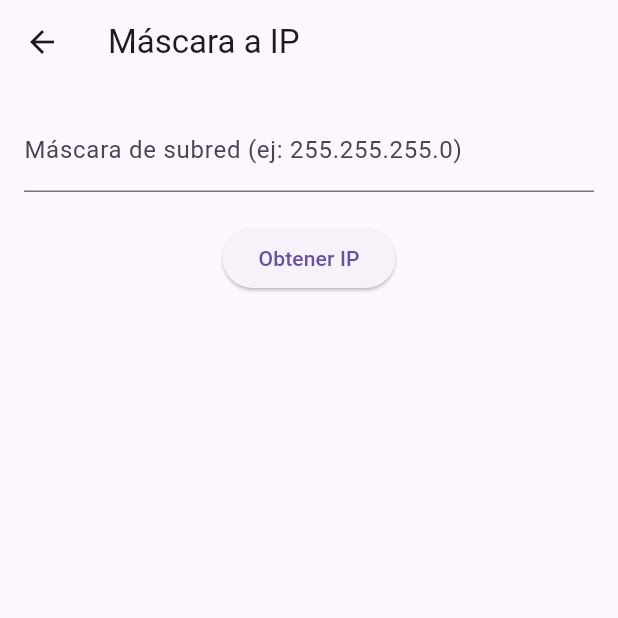
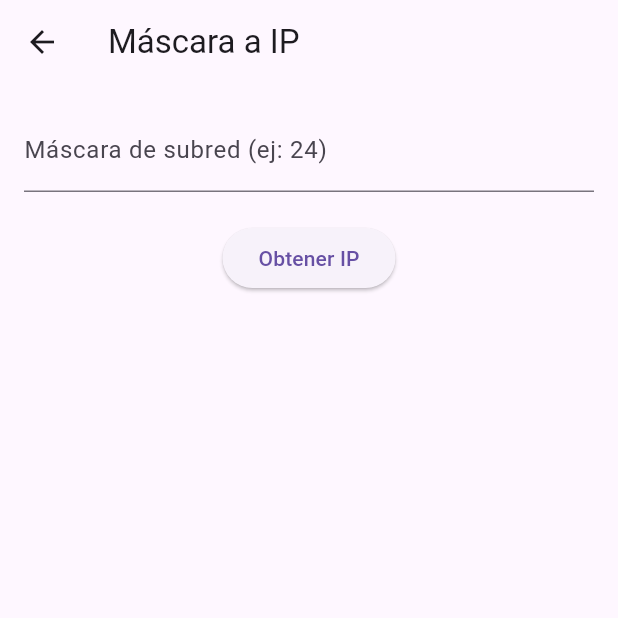
Before and after one commit to jhonierp/app_vlsm_flutter, a Flutter app: the SubnetToIPScreen screen opened directly, on a phone screen of 412 x 824 dp, the top half of it. Run offline on Flutter 3.47's test engine with Material 3 defaults, Android fonts, the phone set to English and light mode, and no system bars; our stand-ins replace pdf, printing.

Commit message:
update icon

```diff
--- a/lib/screens/subnet_to_ip.dart
+++ b/lib/screens/subnet_to_ip.dart
@@ -36,7 +36,7 @@ class _SubnetToIPScreenState extends State<SubnetToIPScreen> {
             TextField(
               controller: _maskController,
               decoration: InputDecoration(
-                labelText: 'Máscara de subred (ej: 255.255.255.0)',
+                labelText: 'Máscara de subred (ej: 24)',
               ),
             ),
             SizedBox(height: 20),
```
Also changed, not shown: pubspec.yaml (+6 -1 lines), assets/icon_app.png (added), pubspec.lock, 5 other files.
